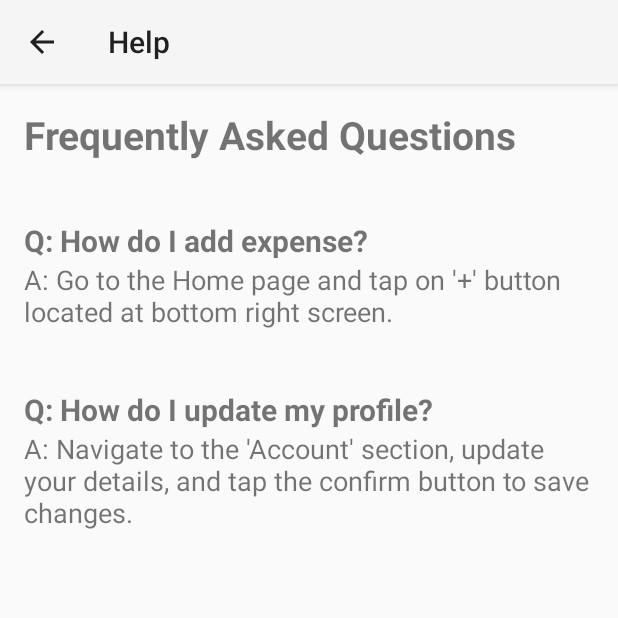
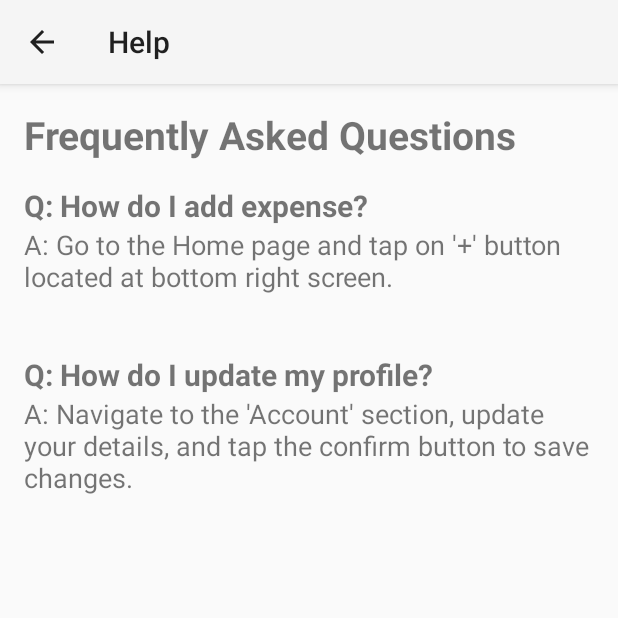
Before and after one commit to Junhui20/MADFinancial, an Android app: the HelpActivity screen opened directly, with no data from a screen before it, on a phone screen of 412 x 824 dp, the top half of it. Run offline under Robolectric (Android 15) with nearby library versions, the phone set to English and light mode, and no system bars.

Commit message:
change UI

```diff
--- a/app/src/main/res/layout/activity_help.xml
+++ b/app/src/main/res/layout/activity_help.xml
@@ -23,7 +23,7 @@
             android:layout_width="wrap_content"
             android:layout_height="wrap_content"
             android:paddingTop="8dp"
-            android:text="\nQ: How do I add expense?"
+            android:text="Q: How do I add expense?"
             android:textSize="20sp"
             android:textStyle="bold" />
 
--- a/app/src/main/res/layout/activity_support.xml
+++ b/app/src/main/res/layout/activity_support.xml
@@ -23,7 +23,7 @@
             android:layout_width="wrap_content"
             android:layout_height="wrap_content"
             android:paddingTop="8dp"
-            android:text="\nEmail us at: "
+            android:text="Email us at: "
             android:textSize="22sp" />
 
         <TextView
--- a/app/src/main/res/menu/navigation_menu.xml
+++ b/app/src/main/res/menu/navigation_menu.xml
@@ -33,7 +33,7 @@
             <item
                 android:id="@+id/nav_logout"
                 android:icon="@drawable/lic_logout"
-                android:title="Logout" />
+                android:title="Exit" />
         </menu>
     </item>
 </menu>
```
Also changed, not shown: app/src/main/java/com/uccd3223/madfinancial/lawMainActivity.java (+6 -1 lines).
